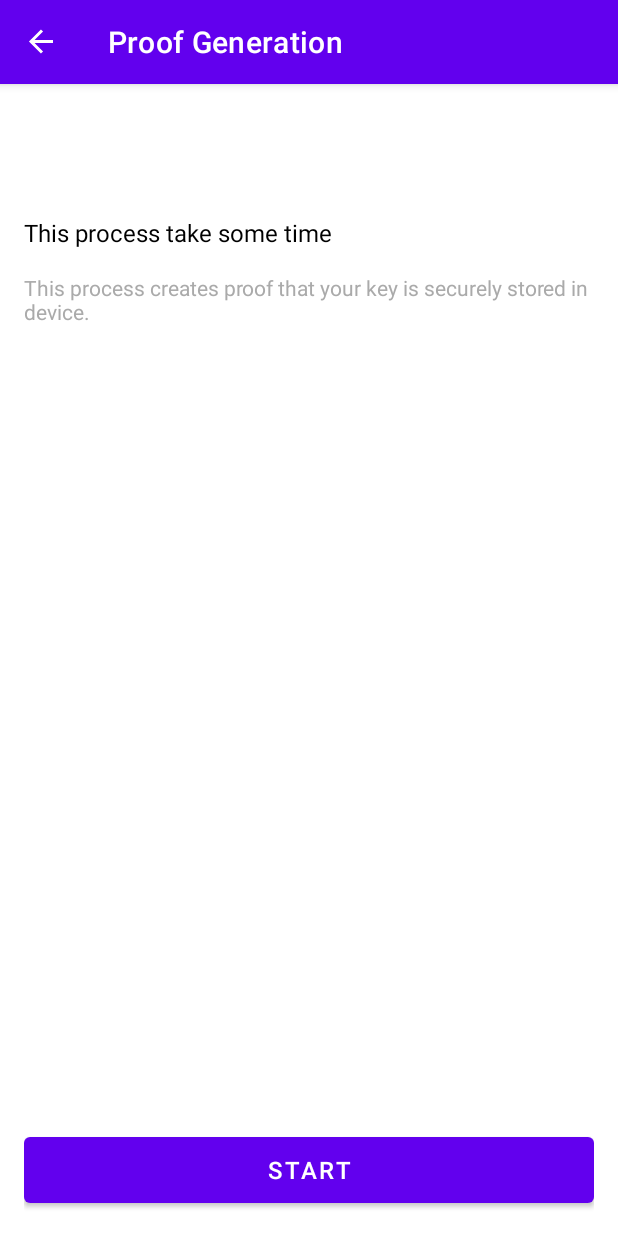
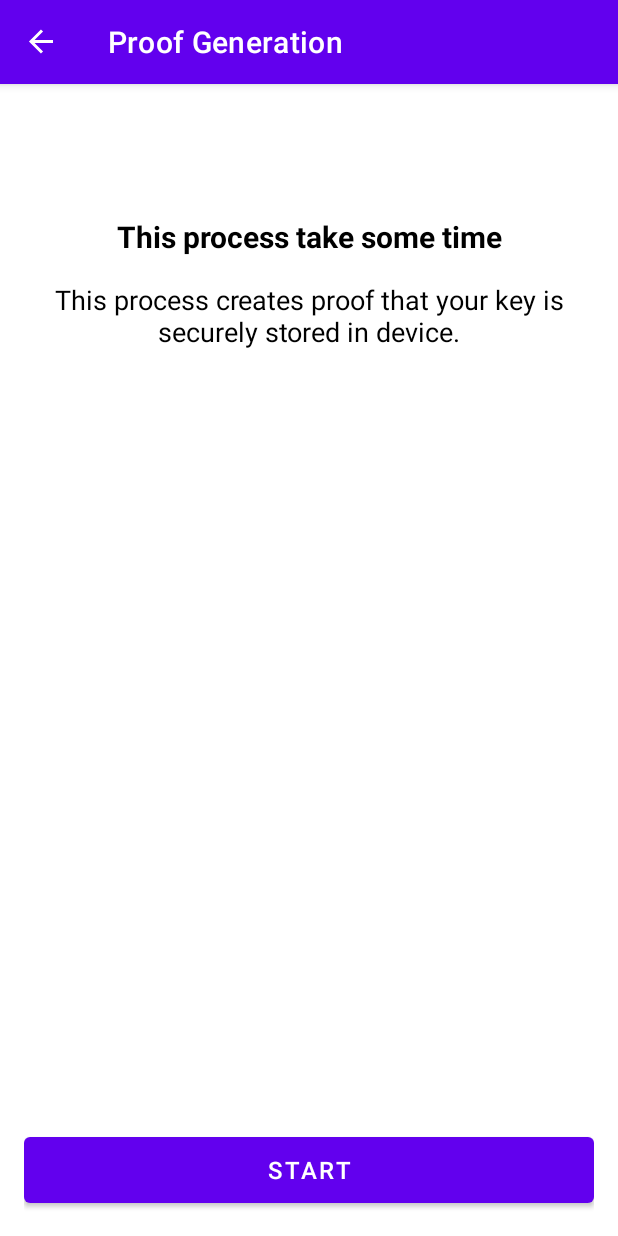
Before and after one commit to yamdan/anastasia, an Android app: the ProofGenerationFragment screen opened through its navigation route, on a phone screen of 412 x 824 dp. Run offline under Robolectric (Android 15) with nearby library versions, the phone set to English and light mode, and no system bars; our stand-ins replace navigation-ui; 3 statements that could not run were skipped.

Commit message:
fix font

```diff
--- a/android/v2/app/src/main/res/layout/fragment_proof_generation.xml
+++ b/android/v2/app/src/main/res/layout/fragment_proof_generation.xml
@@ -17,19 +17,22 @@
             android:layout_width="match_parent"
             android:layout_height="wrap_content"
             android:text="This process take some time"
-            android:textSize="16sp"
+            android:textSize="20sp"
+            android:textStyle="bold"
             android:textColor="@android:color/black"
             android:layout_marginTop="16dp"
-            android:layout_marginBottom="16dp" />
+            android:layout_marginBottom="16dp"
+            android:gravity="center" />
 
         <TextView
             android:id="@+id/tv_proof_description"
             android:layout_width="match_parent"
             android:layout_height="wrap_content"
             android:text="This process creates proof that your key is securely stored in device."
-            android:textSize="14sp"
-            android:textColor="@android:color/darker_gray"
-            android:layout_marginBottom="32dp" />
+            android:textSize="18sp"
+            android:textColor="@android:color/black"
+            android:layout_marginBottom="32dp"
+            android:gravity="center" />
 
         <ProgressBar
             android:id="@+id/progress_bar"
```
